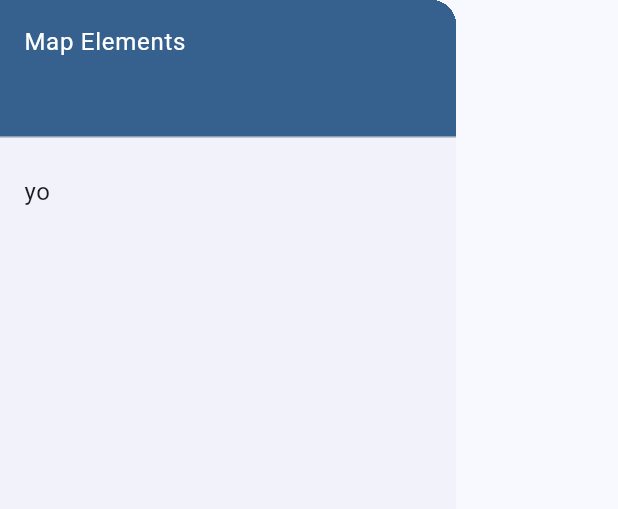
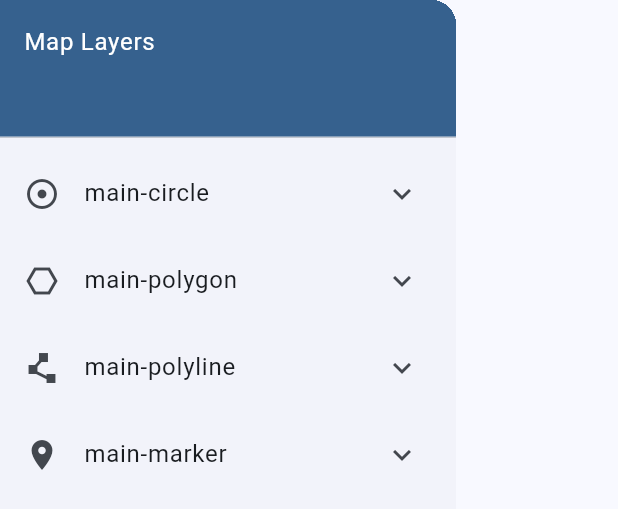
Before and after one commit to Mahdi-Gholami82/GeoInk, a Flutter app: the MapDrawer widget shown alone on an empty page, opened directly, on a phone screen of 412 x 824 dp. Shown: the top 509 px of the screen. Run offline on Flutter 3.47's test engine with Material 3 defaults, Android fonts, the phone set to English and light mode, and no system bars; our stand-ins replace flutter_colorpicker, flutter_map, flutter_speed_dial, latlong2, settings_ui; missing offline and left inert: window_manager.

Commit message:
basic drawer menu

```diff
--- /dev/null
+++ b/lib/core/utils/map_icons.dart
@@ -0,0 +1,6 @@
+import 'package:flutter/material.dart';
+
+Icon circleIcon = Icon(Icons.adjust);
+Icon markerIcon = Icon(Icons.location_on);
+Icon polygonIcon = Icon(Icons.hexagon_outlined);
+Icon polylineIcon = Icon(Icons.polyline);
--- a/lib/data/models/map_entry_data_models.dart
+++ b/lib/data/models/map_entry_data_models.dart
@@ -5,18 +5,23 @@ import 'package:latlong2/latlong.dart';
 /// Data models to keep track of map features or layers.
 
 /// Base class for all Entries which are used to generate map features.
-abstract class MapEntry {
+abstract class FlutterMapEntry extends ChangeNotifier {
   final String name;
   bool visible;
 
   /// will be overridden in each entry subclass.
   get feature;
 
-  MapEntry({required this.name, this.visible = true});
+  void toggleVisiblity() {
+    visible = !visible;
+    notifyListeners();
+  }
+
+  FlutterMapEntry({required this.name, this.visible = true});
 }
 
 /// Keeps track of a [Marker] feature that will be added to map layers later.
-class MarkerEntry extends MapEntry {
+class MarkerEntry extends FlutterMapEntry {
   LatLng coordinate;
   Color color;
 
@@ -38,7 +43,7 @@ class MarkerEntry extends MapEntry {
 }
 
 /// Keeps track of a [Polygon] feature that will be added to map layers later.
-class PolygonEntry extends MapEntry {
+class PolygonEntry extends FlutterMapEntry {
   final List<LatLng> points;
   final Color fillColor;
   final Color borderColor;
@@ -62,7 +67,7 @@ class PolygonEntry extends MapEntry {
 }
 
 /// Keeps track of a [Polyline] feature that will be added to map layers later.
-class PolylineEntry extends MapEntry {
+class PolylineEntry extends FlutterMapEntry {
   List<LatLng> points;
   Color color;
   double strokeWidth;
@@ -82,7 +87,7 @@ class PolylineEntry extends MapEntry {
 }
 
 /// Keeps track of a [CircleMarker] feature that will be added to map layers later.
-class CircleEntry extends MapEntry {
+class CircleEntry extends FlutterMapEntry {
   final LatLng center;
   final double radius;
   final Color borderColor;
@@ -110,20 +115,57 @@ class CircleEntry extends MapEntry {
   );
 }
 
-/// Differant types of [MapEntries]
+/// Differant types of [MapLayerEntry]
 enum EntryType { marker, polygon, polyline, circle }
 
-/// Collection of [MapEntry] sub classes, which have the same type.
-class MapEntries {
+Map entryTypeClasses = {
+  EntryType.circle: CircleEntry,
+  EntryType.marker: MarkerEntry,
+  EntryType.polygon: PolygonEntry,
+  EntryType.polyline: PolylineEntry,
+};
+
+/// Collection of [FlutterMapEntry] sub classes, which have the same type.
+class MapLayerEntry with ChangeNotifier {
   final EntryType type;
-  final List<MapEntry> items;
+  final String name;
+  final List<FlutterMapEntry> items;
+  final bool isMain;
 
-  MapEntries({required this.type, List<MapEntry>? entries})
-    : items = entries ?? [];
+  MapLayerEntry({
+    required this.type,
+    required this.name,
+    List<FlutterMapEntry>? items,
+    this.isMain = false,
+  }) : items = items ?? [];
 
-  /// Converts all [MapEntry] sub classes in [items] to a map layer which will be added to the [FlutterMap] children.
+  MapLayerEntry.marker({
+    required String name,
+    List<FlutterMapEntry>? items,
+    bool isMain = false,
+  }) : this(type: EntryType.marker, name: name, items: items, isMain: isMain);
+
+  MapLayerEntry.polygon({
+    required String name,
+    List<FlutterMapEntry>? items,
+    bool isMain = false,
+  }) : this(type: EntryType.polygon, name: name, items: items, isMain: isMain);
+
+  MapLayerEntry.polyline({
+    required String name,
+    List<FlutterMapEntry>? items,
+    bool isMain = false,
+  }) : this(type: EntryType.polyline, name: name, items: items, isMain: isMain);
+
+  MapLayerEntry.circle({
+    required String name,
+    List<FlutterMapEntry>? items,
+    bool isMain = false,
+  }) : this(type: EntryType.circle, name: name, items: items, isMain: isMain);
+
+  /// Converts all [FlutterMapEntry] sub classes in [items] to a map layer which will be added to the [FlutterMap] children.
   dynamic toFlutterMapObject() {
-    List<MapEntry> filteredItems = items
+    List<FlutterMapEntry> filteredItems = items
         .where((element) => element.visible)
         .toList();
     switch (type) {
--- a/lib/features/home/widgets/drawer.dart
+++ b/lib/features/home/widgets/drawer.dart
@@ -1,28 +1,81 @@
 import 'package:flutter/material.dart';
+import 'package:flutter_map/flutter_map.dart';
+import 'package:mapify/core/utils/map_icons.dart' as map_icons;
+import 'package:mapify/data/models/map_entry_data_models.dart';
+import 'package:mapify/data/providers/map_tiles_provider.dart';
+import 'package:provider/provider.dart';
 
-class MapDrawer extends StatelessWidget {
+class MapDrawer extends StatefulWidget {
   const MapDrawer({super.key});
 
   @override
+  State<MapDrawer> createState() => _MapDrawerState();
+}
+
+class _MapDrawerState extends State<MapDrawer> {
+  Icon _getLayerIcon(EntryType type) {
+    switch (type) {
+      case EntryType.circle:
+        return map_icons.circleIcon;
+      case EntryType.marker:
+        return map_icons.markerIcon;
+      case EntryType.polygon:
+        return map_icons.polygonIcon;
+      case EntryType.polyline:
+        return map_icons.polylineIcon;
+    }
+  }
+
+  @override
   Widget build(BuildContext context) {
+    List<MapLayerEntry> collection = context
+        .watch<TileEntriesProvider>()
+        .mapEntriesCollection;
     return Drawer(
-      child: ListView(
+      child: Column(
         children: [
           SizedBox(
             height: 100,
+            width: double.infinity,
             child: DrawerHeader(
               decoration: BoxDecoration(
                 color: Theme.of(context).colorScheme.primary,
               ),
               child: Text(
-                'Map Elements',
+                'Map Layers',
                 style: TextStyle(
                   color: Theme.of(context).colorScheme.onPrimary,
                 ),
               ),
             ),
           ),
-          ListTile(title: Text("yo")),
+          Expanded(
+            child: ListView.builder(
+              itemCount: collection.length,
+              itemBuilder: (BuildContext context, int index) {
+                MapLayerEntry layer = collection[index];
+                return ExpansionTile(
+                  leading: _getLayerIcon(layer.type),
+                  title: Text(layer.name),
+                  children: layer.items.map((item) {
+                    return ListTile(
+                      title: Text(item.name),
+                      trailing: IconButton(
+                        onPressed: () {
+                          item.toggleVisiblity();
+                        },
+                        icon: Icon(
+                          item.visible
+                              ? Icons.visibility
+                              : Icons.visibility_off,
+                        ),
+                      ),
+                    );
+                  }).toList(),
+                );
+              },
+            ),
+          ),
         ],
       ),
     );
```
Also changed, not shown: lib/data/providers/map_tiles_provider.dart (+34 -18 lines).
